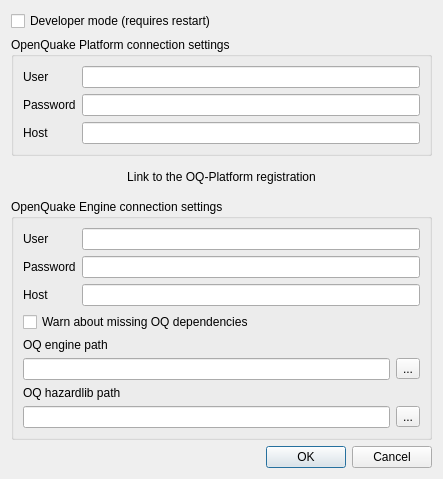
gem/oq-irmt-qgis, file svir/ui/ui_settings.ui: the form before one commit.
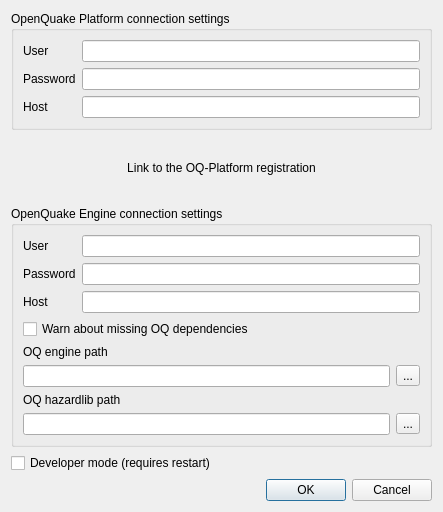
The form after the commit.

Patch:
```diff
--- a/svir/ui/ui_settings.ui
+++ b/svir/ui/ui_settings.ui
@@ -7,20 +7,13 @@
     <x>0</x>
     <y>0</y>
     <width>443</width>
-    <height>479</height>
+    <height>512</height>
    </rect>
   </property>
   <property name="windowTitle">
    <string>IRMT Settings</string>
   </property>
   <layout class="QVBoxLayout" name="verticalLayout">
-   <item>
-    <widget class="QCheckBox" name="developermodeCheck">
-     <property name="text">
-      <string>Developer mode (requires restart)</string>
-     </property>
-    </widget>
-   </item>
    <item>
     <widget class="QGroupBox" name="platform_settings_gbx">
      <property name="title">
@@ -188,6 +181,13 @@
      </layout>
     </widget>
    </item>
+   <item>
+    <widget class="QCheckBox" name="developermodeCheck">
+     <property name="text">
+      <string>Developer mode (requires restart)</string>
+     </property>
+    </widget>
+   </item>
    <item>
     <widget class="QDialogButtonBox" name="buttonBox">
      <property name="orientation">
```
